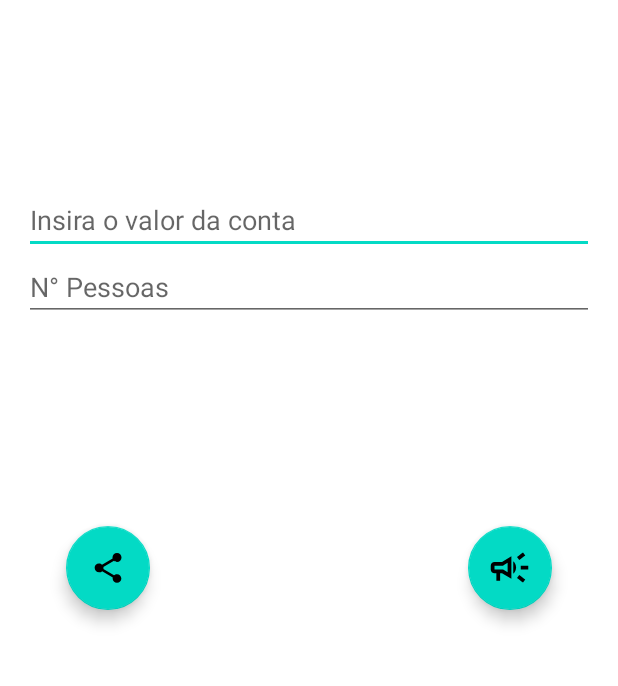
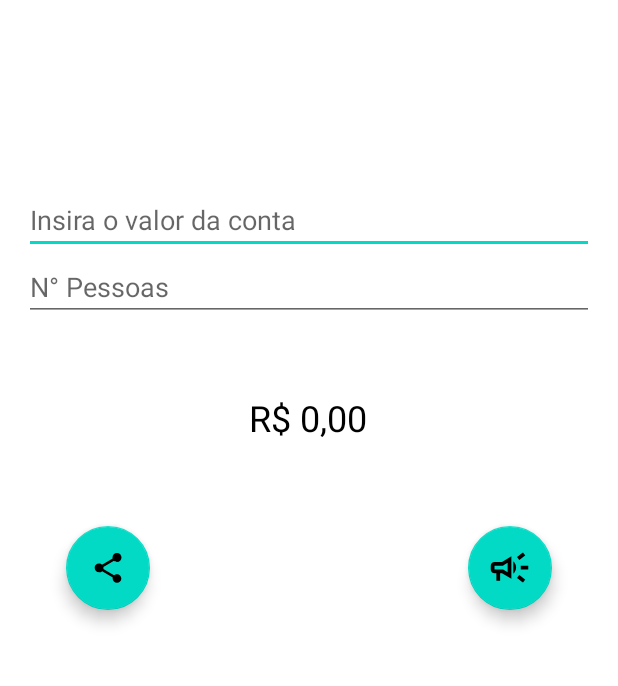
Before and after one commit to douglas2569/vamos-rachar, an Android app: the MainActivity screen opened directly, with no data from a screen before it, on a phone screen of 412 x 824 dp, the part 440-1126 px from its top. Run offline under Robolectric (Android 15) with nearby library versions, the phone set to English and light mode, and no system bars; 2 statements that could not run were skipped.

Commit message:
update layout

```diff
--- a/app/src/main/res/layout/activity_main.xml
+++ b/app/src/main/res/layout/activity_main.xml
@@ -50,6 +50,22 @@
         app:layout_constraintTop_toTopOf="parent"
         app:layout_constraintVertical_bias="0.565" />
 
+    <TextView
+        android:id="@+id/text_result"
+        android:layout_width="wrap_content"
+        android:layout_height="wrap_content"
+        android:layout_marginTop="48dp"
+        android:text="@string/text_result"
+        android:textColor="@color/black"
+        android:textSize="24sp"
+        app:layout_constraintTop_toBottomOf="@+id/edit_num_pessoas"
+        app:layout_constraintEnd_toEndOf="parent"
+        app:layout_constraintHorizontal_bias="0.497"
+        app:layout_constraintStart_toStartOf="parent"
+
+        />
+
+
 
     <com.google.android.material.floatingactionbutton.FloatingActionButton
         android:id="@+id/button_share"
--- a/app/src/main/res/values/strings.xml
+++ b/app/src/main/res/values/strings.xml
@@ -4,4 +4,5 @@
     <string name="button_falar">Falar</string>
     <string name="edit_conta">Insira o valor da conta</string>
     <string name="edit_num_pessoas">N° Pessoas</string>
+    <string name="text_result">R$ 0,00</string>
 </resources>
```
